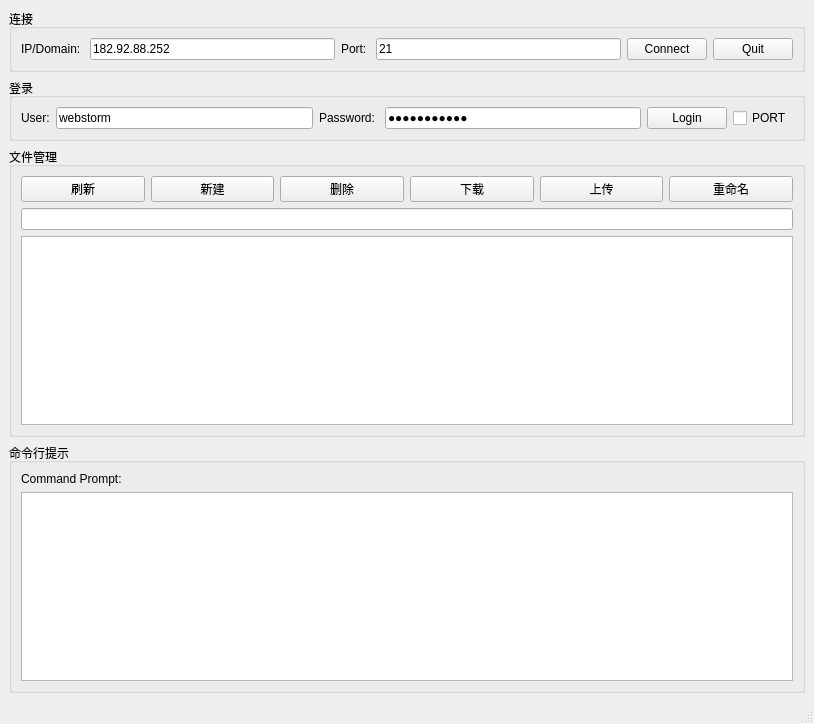
Old version of the form client.ui in the repository ubuntuwinter/ftpClient.
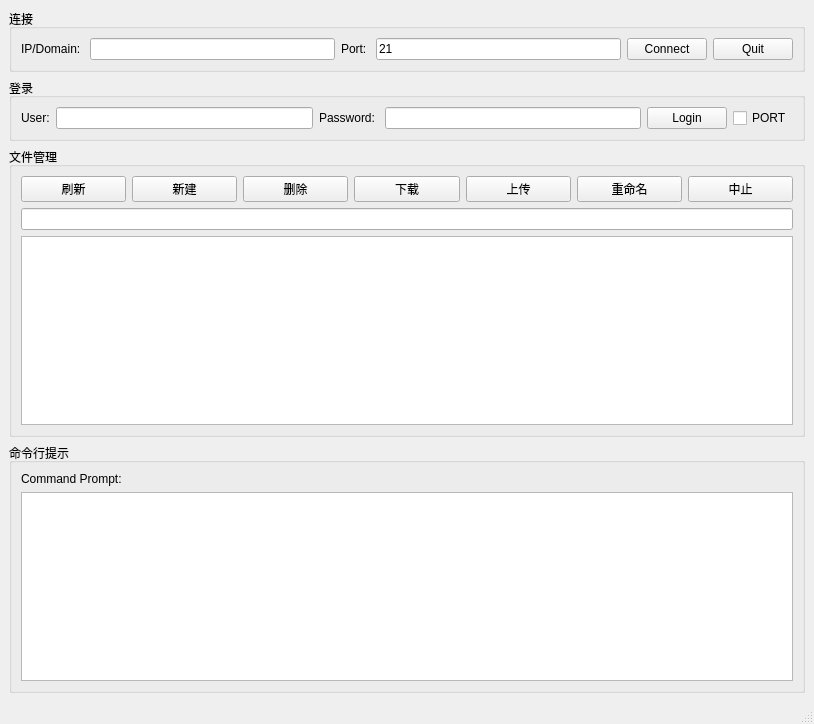
New version of the form.

Diff of the .ui file:
```diff
--- a/client.ui
+++ b/client.ui
@@ -37,7 +37,7 @@
              <item>
               <widget class="QLineEdit" name="hostEditor">
                <property name="text">
-                <string>182.92.88.252</string>
+                <string/>
                </property>
               </widget>
              </item>
@@ -100,7 +100,7 @@
              <item>
               <widget class="QLineEdit" name="userEditor">
                <property name="text">
-                <string>webstorm</string>
+                <string/>
                </property>
               </widget>
              </item>
@@ -114,7 +114,7 @@
              <item>
               <widget class="QLineEdit" name="passwordEditor">
                <property name="text">
-                <string>lyh26239231</string>
+                <string/>
                </property>
                <property name="echoMode">
                 <enum>QLineEdit::Password</enum>
@@ -196,6 +196,13 @@
              </property>
             </widget>
            </item>
+           <item>
+            <widget class="QPushButton" name="abortButton">
+             <property name="text">
+              <string>中止</string>
+             </property>
+            </widget>
+           </item>
           </layout>
          </item>
          <item>
```
Left out of the diff: 3 changed lines with no effect on the pictures.
